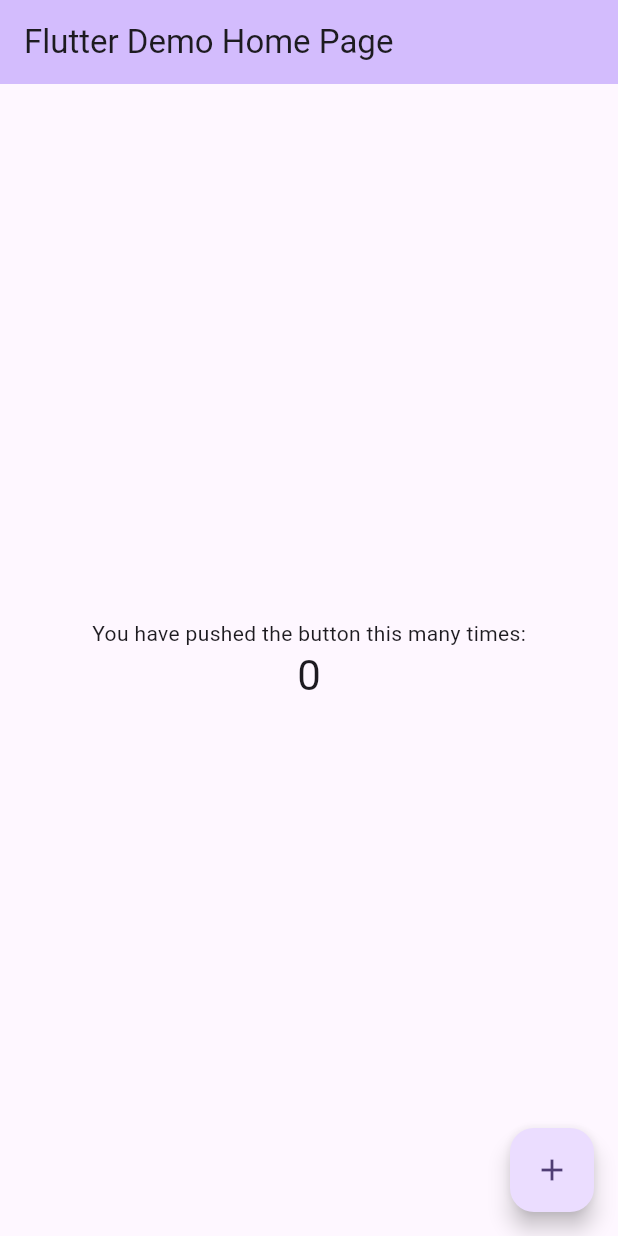
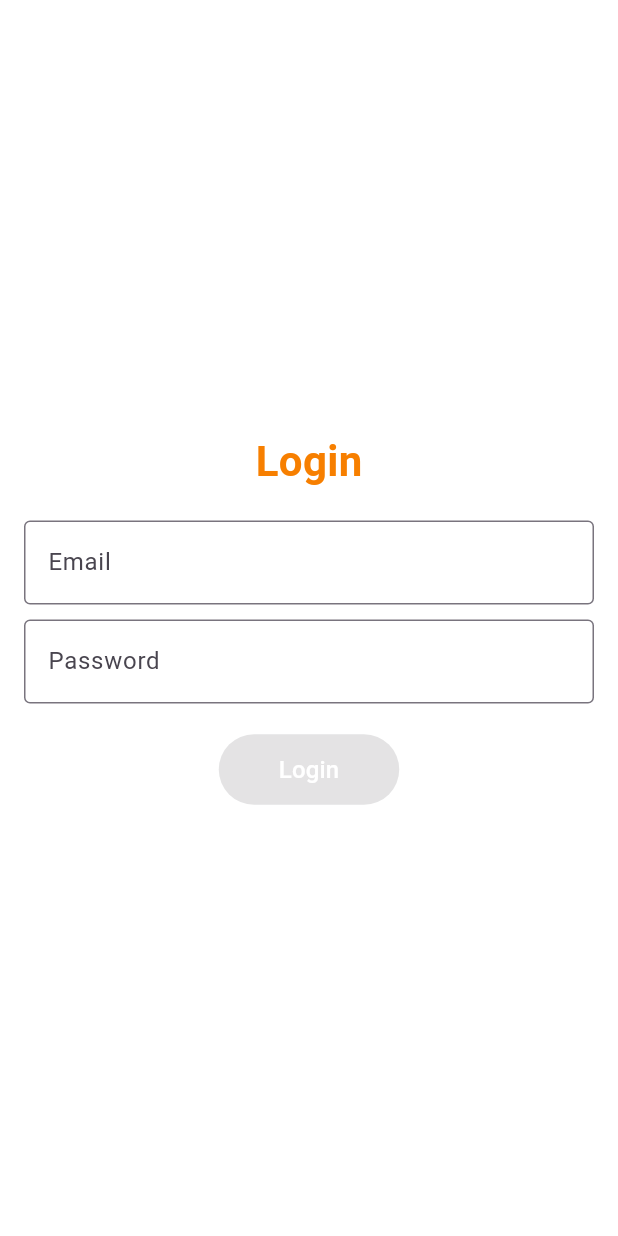
Before and after one commit to RubaAlhasan/qr_blink_share_app, a Flutter app: the screen it shows after launch, on a phone screen of 412 x 824 dp. Run offline on Flutter 3.47's test engine with Material 3 defaults, Android fonts, the phone set to English and light mode, and no system bars; drawn by our look-alikes of reactive_forms.

Commit message:
create login page using reactive form

```diff
--- a/lib/main.dart
+++ b/lib/main.dart
@@ -1,4 +1,5 @@
 import 'package:flutter/material.dart';
+import 'screens/login_screen.dart';
 
 void main() {
   runApp(const MyApp());
@@ -7,119 +8,13 @@
 class MyApp extends StatelessWidget {
   const MyApp({super.key});
 
-  // This widget is the root of your application.
   @override
   Widget build(BuildContext context) {
     return MaterialApp(
-      title: 'Flutter Demo',
-      theme: ThemeData(
-        // This is the theme of your application.
-        //
-        // TRY THIS: Try running your application with "flutter run". You'll see
-        // the application has a purple toolbar. Then, without quitting the app,
-        // try changing the seedColor in the colorScheme below to Colors.green
-        // and then invoke "hot reload" (save your changes or press the "hot
-        // reload" button in a Flutter-supported IDE, or press "r" if you used
-        // the command line to start the app).
-        //
-        // Notice that the counter didn't reset back to zero; the application
-        // state is not lost during the reload. To reset the state, use hot
-        // restart instead.
-        //
-        // This works for code too, not just values: Most code changes can be
-        // tested with just a hot reload.
-        colorScheme: ColorScheme.fromSeed(seedColor: Colors.deepPurple),
-        useMaterial3: true,
-      ),
-      home: const MyHomePage(title: 'Flutter Demo Home Page'),
+      debugShowCheckedModeBanner: false,
+      title: 'Login',
+      theme: ThemeData(primarySwatch: Colors.orange),
+      home: LoginScreen(),
     );
   }
 }
-
-class MyHomePage extends StatefulWidget {
-  const MyHomePage({super.key, required this.title});
-
-  // This widget is the home page of your application. It is stateful, meaning
-  // that it has a State object (defined below) that contains fields that affect
-  // how it looks.
-
-  // This class is the configuration for the state. It holds the values (in this
-  // case the title) provided by the parent (in this case the App widget) and
-  // used by the build method of the State. Fields in a Widget subclass are
-  // always marked "final".
-
-  final String title;
-
-  @override
-  State<MyHomePage> createState() => _MyHomePageState();
-}
-
-class _MyHomePageState extends State<MyHomePage> {
-  int _counter = 0;
-
-  void _incrementCounter() {
-    setState(() {
-      // This call to setState tells the Flutter framework that something has
-      // changed in this State, which causes it to rerun the build method below
-      // so that the display can reflect the updated values. If we changed
-      // _counter without calling setState(), then the build method would not be
-      // called again, and so nothing would appear to happen.
-      _counter++;
-    });
-  }
-
-  @override
-  Widget build(BuildContext context) {
-    // This method is rerun every time setState is called, for instance as done
-    // by the _incrementCounter method above.
-    //
-    // The Flutter framework has been optimized to make rerunning build methods
-    // fast, so that you can just rebuild anything that needs updating rather
-    // than having to individually change instances of widgets.
-    return Scaffold(
-      appBar: AppBar(
-        // TRY THIS: Try changing the color here to a specific color (to
-        // Colors.amber, perhaps?) and trigger a hot reload to see the AppBar
-        // change color while the other colors stay the same.
-        backgroundColor: Theme.of(context).colorScheme.inversePrimary,
-        // Here we take the value from the MyHomePage object that was created by
-        // the App.build method, and use it to set our appbar title.
-        title: Text(widget.title),
-      ),
-      body: Center(
-        // Center is a layout widget. It takes a single child and positions it
-        // in the middle of the parent.
-        child: Column(
-          // Column is also a layout widget. It takes a list of children and
-          // arranges them vertically. By default, it sizes itself to fit its
-          // children horizontally, and tries to be as tall as its parent.
-          //
-          // Column has various properties to control how it sizes itself and
-          // how it positions its children. Here we use mainAxisAlignment to
-          // center the children vertically; the main axis here is the vertical
-          // axis because Columns are vertical (the cross axis would be
-          // horizontal).
-          //
-          // TRY THIS: Invoke "debug painting" (choose the "Toggle Debug Paint"
-          // action in the IDE, or press "p" in the console), to see the
-          // wireframe for each widget.
-          mainAxisAlignment: MainAxisAlignment.center,
-          children: <Widget>[
-            const Text(
-              'You have pushed the button this many times:',
-            ),
-            Text(
-              '$_counter',
-              style: Theme.of(context).textTheme.headlineMedium,
-            ),
-          ],
-        ),
-      ),
-      floatingActionButton: FloatingActionButton(
-        onPressed: _incrementCounter,
-        tooltip: 'Increment',
-        child: const Icon(Icons.add),
-      ), // This trailing comma makes auto-formatting nicer for build methods.
-    );
-  }
-}
--- /dev/null
+++ b/lib/screens/login_screen.dart
@@ -0,0 +1,125 @@
+import 'package:flutter/material.dart';
+import '../services/auth_api_service.dart';
+import 'package:reactive_forms/reactive_forms.dart';
+
+class LoginScreen extends StatelessWidget {
+  LoginScreen({super.key});
+
+  // Define the form structure
+  final FormGroup form = FormGroup({
+    'email': FormControl<String>(
+      validators: [
+        Validators.required,
+        Validators.email, // Validate email pattern
+      ],
+    ),
+    'password': FormControl<String>(
+      validators: [
+        Validators.required,
+        Validators.minLength(8), // Password must be at least 8 characters
+      ],
+    ),
+  });
+
+  Future<void> login(BuildContext context) async {
+    if (form.valid) {
+      final email = form.control('email').value;
+      final password = form.control('password').value;
+
+      final response = await AuthApiService.login(email, password);
+
+      if (response['success']) {
+        // Navigator.pushReplacement(
+        //   context,
+        //   MaterialPageRoute(builder: (context) => const HomeScreen()),
+        // );
+        ScaffoldMessenger.of(context).showSnackBar(
+          SnackBar(content: Text(response['message'])),
+        );
+      } else {
+        ScaffoldMessenger.of(context).showSnackBar(
+          SnackBar(content: Text(response['message'])),
+        );
+      }
+    } else {
+      form.markAllAsTouched(); // Show errors for all fields
+    }
+  }
+
+  @override
+  Widget build(BuildContext context) {
+    return Scaffold(
+      backgroundColor: Colors.white,
+      body: Center(
+        child: Padding(
+          padding: const EdgeInsets.all(16.0),
+          child: ReactiveForm(
+            formGroup: form, // Attach form group
+            child: Column(
+              mainAxisAlignment: MainAxisAlignment.center,
+              children: [
+                const Text(
+                  'Login',
+                  style: TextStyle(
+                      fontSize: 28,
+                      fontWeight: FontWeight.bold,
+                      color: Color(0xFFF77F00)),
+                ),
+                const SizedBox(height: 20),
+
+                /// **Email Field**
+                ReactiveTextField<String>(
+                  formControlName: 'email',
+                  decoration: const InputDecoration(
+                    labelText: 'Email',
+                    border: OutlineInputBorder(),
+                  ),
+                  validationMessages: {
+                    ValidationMessage.required: (_) => 'Email is required',
+                    ValidationMessage.email: (_) =>
+                        'Enter a valid email address',
+                  },
+                ),
+                const SizedBox(height: 10),
+
+                /// **Password Field**
+                ReactiveTextField<String>(
+                  formControlName: 'password',
+                  obscureText: true,
+                  decoration: const InputDecoration(
+                    labelText: 'Password',
+                    border: OutlineInputBorder(),
+                  ),
+                  validationMessages: {
+                    ValidationMessage.required: (_) => 'Password is required',
+                    ValidationMessage.minLength: (_) =>
+                        'Password must be at least 8 characters',
+                  },
+                ),
+                const SizedBox(height: 20),
+
+                /// **Login Button**
+                ReactiveFormConsumer(
+                  builder: (context, form, child) {
+                    return ElevatedButton(
+                      onPressed: form.valid
+                          ? () => login(context)
+                          : null, // Disable if invalid
+                      style: ElevatedButton.styleFrom(
+                        backgroundColor: const Color(0xFFF77F00),
+                        padding: const EdgeInsets.symmetric(
+                            horizontal: 40, vertical: 12),
+                      ),
+                      child: const Text("Login",
+                          style: TextStyle(fontSize: 16, color: Colors.white)),
+                    );
+                  },
+                ),
+              ],
+            ),
+          ),
+        ),
+      ),
+    );
+  }
+}
--- /dev/null
+++ b/lib/services/auth_api_service.dart
@@ -0,0 +1,24 @@
+import 'dart:convert';
+import 'package:http/http.dart' as http;
+import '../utils/constants.dart';
+
+class AuthApiService {
+  static Future<Map<String, dynamic>> login(
+      String email, String password) async {
+    try {
+      final response = await http.post(
+        Uri.parse('$baseUrl/login'),
+        headers: {'Content-Type': 'application/json'},
+        body: jsonEncode({'email': email, 'password': password}),
+      );
+
+      if (response.statusCode == 200) {
+        return {'success': true, 'data': jsonDecode(response.body)};
+      } else {
+        return {'success': false, 'message': 'Invalid credentials'};
+      }
+    } catch (e) {
+      return {'success': false, 'message': 'Network error'};
+    }
+  }
+}
--- /dev/null
+++ b/lib/utils/constants.dart
@@ -0,0 +1 @@
+const String baseUrl = "https://your-api-url.com/api";
--- a/pubspec.yaml
+++ b/pubspec.yaml
@@ -35,6 +35,8 @@ dependencies:
   # The following adds the Cupertino Icons font to your application.
   # Use with the CupertinoIcons class for iOS style icons.
   cupertino_icons: ^1.0.8
+  http: ^0.13.6
+  reactive_forms: ^17.0.1
 
 dev_dependencies:
   flutter_test:
```
Also changed, not shown: lib/models/users/user_model.dart (added, +21 -0 lines), lib/widgets/custom_button.dart (added, +28 -0 lines), lib/widgets/custom_textfield.dart (added, +57 -0 lines), pubspec.lock (deleted).
